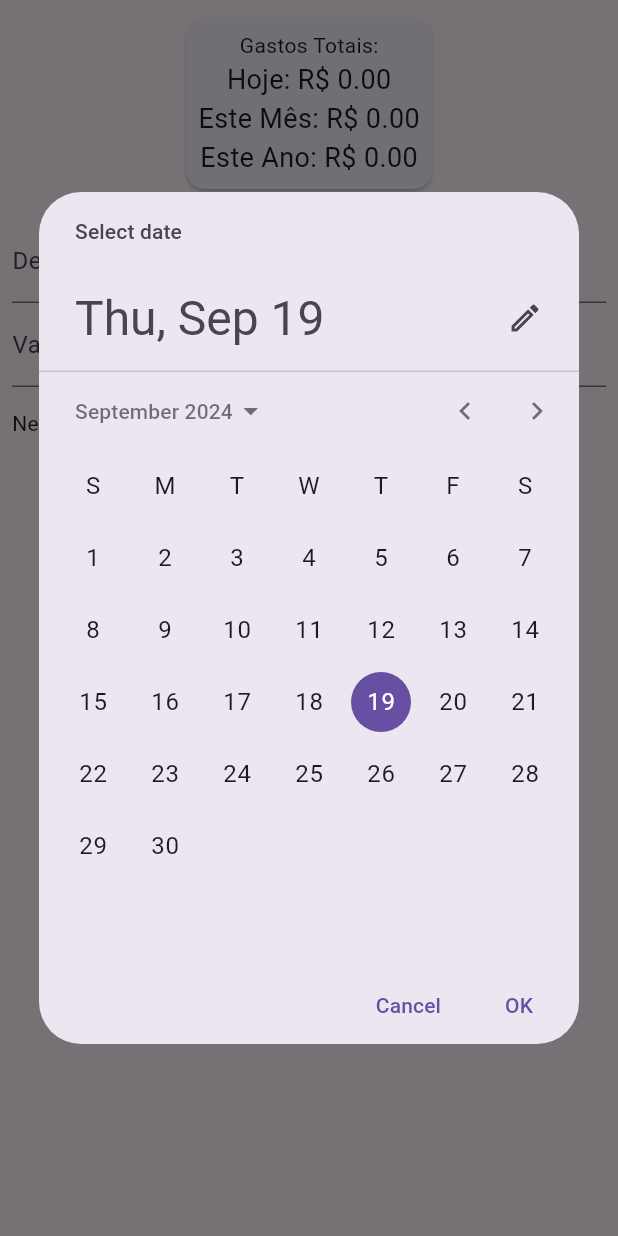
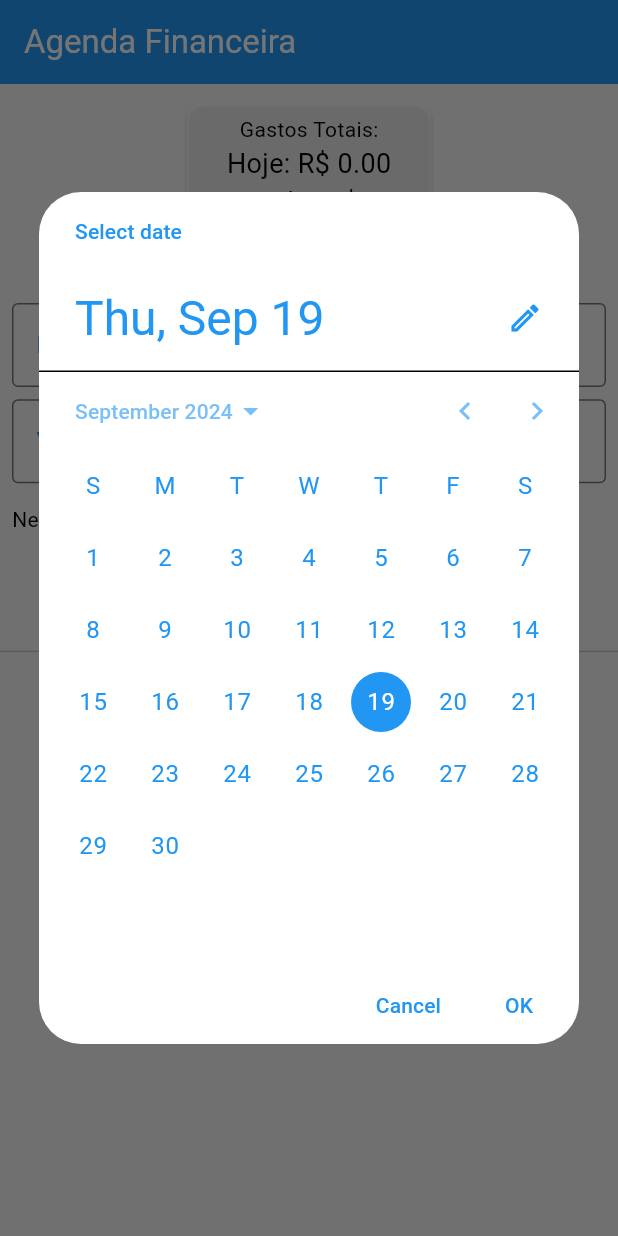
Before and after one commit to josecodigos/Prova-Desenvolvimento-Mobile, a Flutter app: the screen it shows after launch, after a tap on the "calendar today" icon, on a phone screen of 412 x 824 dp. Run offline on Flutter 3.47's test engine with Material 3 defaults, Android fonts, the phone set to English and light mode, and no system bars.

Commit message:
update no main adicionando cores e consertando algumas coisas

```diff
--- a/app_despesas/lib/main.dart
+++ b/app_despesas/lib/main.dart
@@ -1,11 +1,18 @@
 import 'package:flutter/material.dart';
-import 'package:intl/intl.dart';  // Para formatação de datas
+import 'package:intl/intl.dart';
 import 'despesas_controller.dart';
 import 'despesa.dart';
 
 void main() {
   runApp(MyApp());
 }
+
+Color primaryColor = Colors.blue;
+Color secondaryColor = Colors.white70;
+Color backgroundColor = Colors.grey.shade100;
+Color textColor = Colors.black;
+Color buttonTextColor = Colors.white;
+Color calendarTextColor = Colors.blue;
 
 class MyApp extends StatelessWidget {
   @override
@@ -14,7 +21,11 @@ class MyApp extends StatelessWidget {
       debugShowCheckedModeBanner: false,
       title: 'Agenda Financeira',
       theme: ThemeData(
-        primarySwatch: Colors.green,
+        primaryColor: primaryColor,
+        scaffoldBackgroundColor: backgroundColor,
+        textTheme: TextTheme(
+          bodyMedium: TextStyle(color: textColor),
+        ),
       ),
       home: HomeScreen(),
     );
@@ -40,6 +51,24 @@ class _HomeScreenState extends State<HomeScreen> {
       initialDate: DateTime.now(),
       firstDate: DateTime(2000),
       lastDate: DateTime(2100),
+      builder: (BuildContext context, Widget? child) {
+        return Theme(
+          data: ThemeData.light().copyWith(
+            primaryColor: primaryColor,
+            colorScheme: ColorScheme.light(
+              primary: primaryColor,
+              onPrimary: buttonTextColor,
+              onSurface: calendarTextColor,
+            ),
+            textButtonTheme: TextButtonThemeData(
+              style: TextButton.styleFrom(
+                foregroundColor: primaryColor,
+              ),
+            ),
+          ),
+          child: child!,
+        );
+      },
     );
 
     if (dataEscolhida != null) {
@@ -71,27 +100,32 @@ class _HomeScreenState extends State<HomeScreen> {
   @override
   Widget build(BuildContext context) {
     return Scaffold(
+      appBar: AppBar(
+        title: Text('Agenda Financeira', style: TextStyle(color: buttonTextColor)),
+        backgroundColor: primaryColor,
+      ),
       body: Column(
         children: [
           Padding(
             padding: const EdgeInsets.all(8.0),
             child: Card(
+              color: secondaryColor,
               child: Padding(
                 padding: const EdgeInsets.all(8.0),
                 child: Column(
                   children: [
-                    Text('Gastos Totais:'),
+                    Text('Gastos Totais:', style: TextStyle(color: textColor)),
                     Text(
                       'Hoje: R\$ ${despesasController.totalGastosDiarios.toStringAsFixed(2)}',
-                      style: TextStyle(fontSize: 18),
+                      style: TextStyle(fontSize: 18, color: textColor),
                     ),
                     Text(
                       'Este Mês: R\$ ${despesasController.totalGastosMensais.toStringAsFixed(2)}',
-                      style: TextStyle(fontSize: 18),
+                      style: TextStyle(fontSize: 18, color: textColor),
                     ),
                     Text(
                       'Este Ano: R\$ ${despesasController.totalGastosAnuais.toStringAsFixed(2)}',
-                      style: TextStyle(fontSize: 18),
+                      style: TextStyle(fontSize: 18, color: textColor),
                     ),
                   ],
                 ),
@@ -104,12 +138,23 @@ class _HomeScreenState extends State<HomeScreen> {
               children: [
                 TextField(
                   controller: _descricaoController,
-                  decoration: InputDecoration(labelText: 'Descrição'),
+                  decoration: InputDecoration(
+                    labelText: 'Descrição',
+                    labelStyle: TextStyle(color: primaryColor),
+                    border: OutlineInputBorder()
+                  ),
+                  style: TextStyle(color: textColor),
                 ),
+                SizedBox(height: MediaQuery.of(context).size.height * 0.01,),
                 TextField(
                   controller: _valorController,
-                  decoration: InputDecoration(labelText: 'Valor'),
+                  decoration: InputDecoration(
+                    labelText: 'Valor',
+                    labelStyle: TextStyle(color: primaryColor),
+                    border: OutlineInputBorder()
+                  ),
                   keyboardType: TextInputType.number,
+                  style: TextStyle(color: textColor),
                 ),
                 Row(
                   children: [
@@ -117,31 +162,33 @@ class _HomeScreenState extends State<HomeScreen> {
                       _dataSelecionada == null
                           ? 'Nenhuma data selecionada'
                           : 'Data: ${DateFormat('dd/MM/yyyy').format(_dataSelecionada!)}',
+                      style: TextStyle(color: textColor),
                     ),
                     IconButton(
-                      icon: Icon(Icons.calendar_today),
+                      icon: Icon(Icons.calendar_today, color: primaryColor),
                       onPressed: () => _selecionarData(context),
                     ),
                   ],
                 ),
                 ElevatedButton(
+                  style: ElevatedButton.styleFrom(backgroundColor: primaryColor),
                   onPressed: _adicionarDespesa,
-                  child: Text('Adicionar Despesa'),
+                  child: Text('Adicionar Despesa', style: TextStyle(color: buttonTextColor)),
                 ),
               ],
             ),
           ),
+          Divider(),
           Expanded(
             child: ListView.builder(
               itemCount: despesasController.despesas.length,
               itemBuilder: (context, index) {
                 final despesa = despesasController.despesas[index];
                 return ListTile(
-                  title: Text(despesa.descricao),
-                  subtitle:
-                      Text(DateFormat('dd/MM/yyyy').format(despesa.data)),
-                  trailing:
-                      Text('R\$ ${despesa.valor.toStringAsFixed(2)}'),
+
+                  title: Text(despesa.descricao, style: TextStyle(color: textColor)),
+                  subtitle: Text(DateFormat('dd/MM/yyyy').format(despesa.data), style: TextStyle(color: textColor)),
+                  trailing: Text('R\$ ${despesa.valor.toStringAsFixed(2)}', style: TextStyle(color: textColor)),
                   onLongPress: () {
                     setState(() {
                       despesasController.removerDespesa(index);
```
